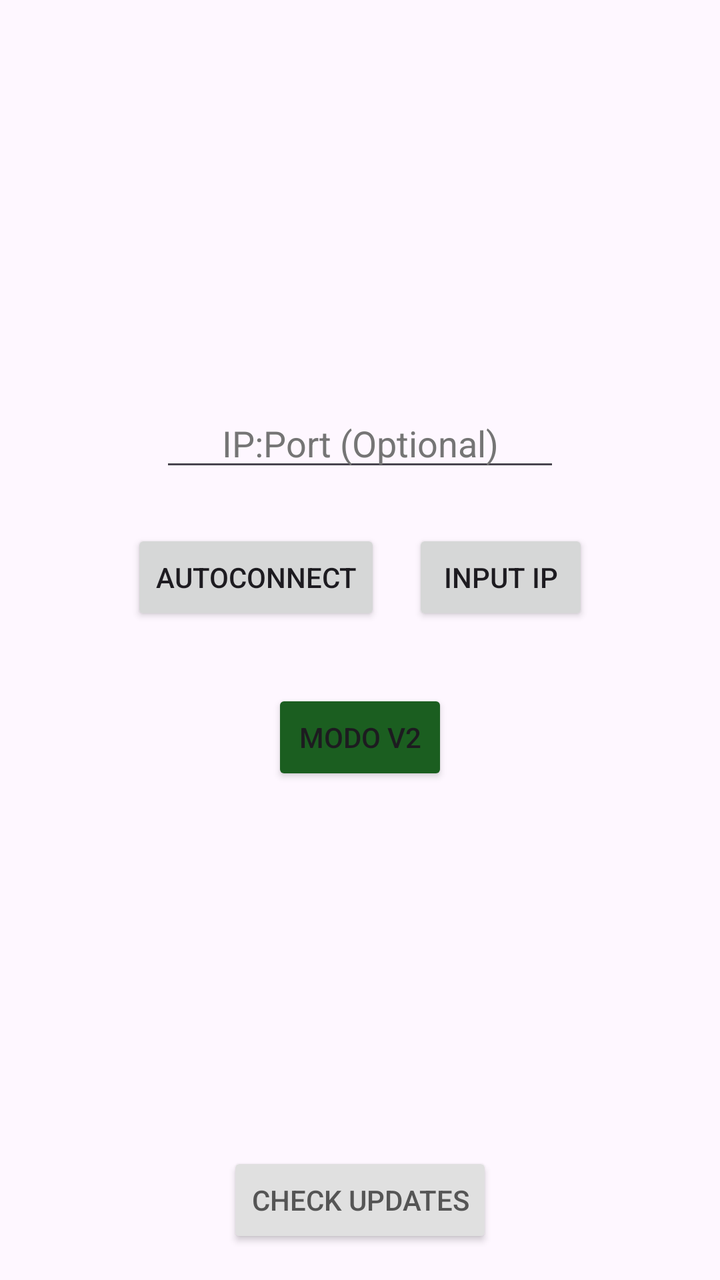
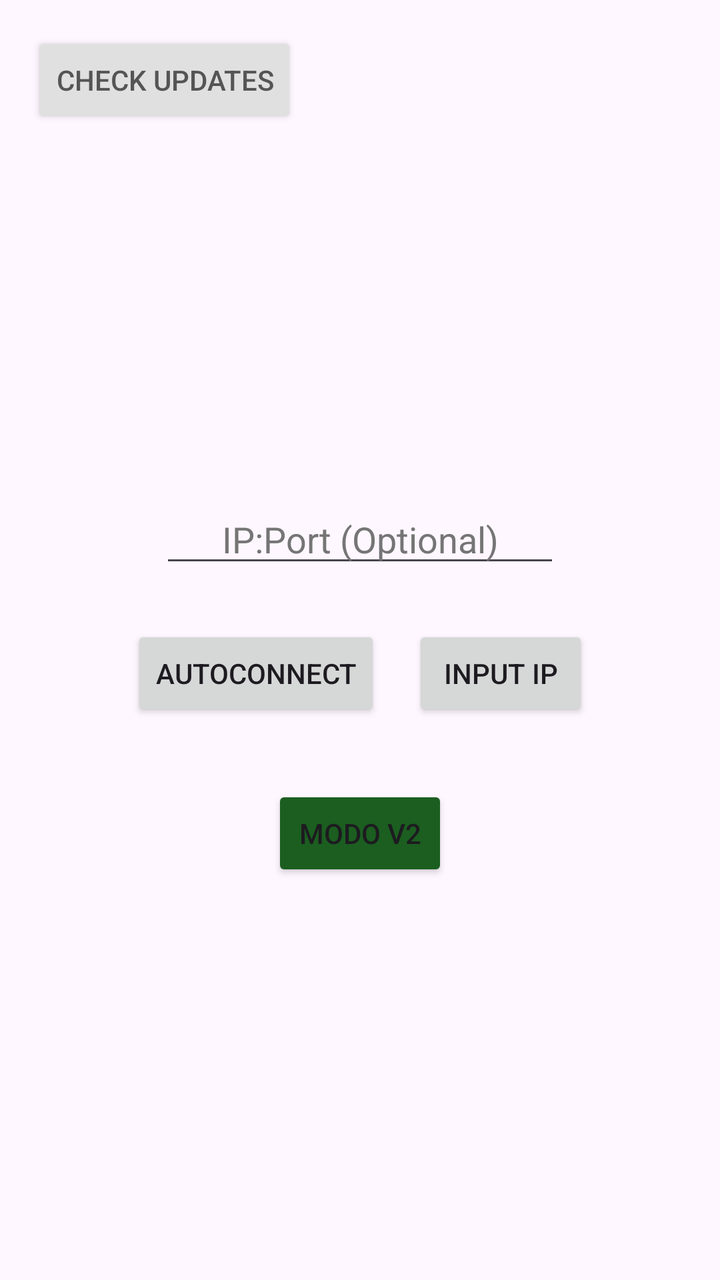

Compare the two renders of this Android layout. The source of the first and the diff that turns it into the second are given below.
<!-- AndroidManifest.xml: application theme Theme.NewDrawingApp -->
<!-- res/layout/activity_main.xml -->
<?xml version="1.0" encoding="utf-8"?>
<LinearLayout xmlns:android="http://schemas.android.com/apk/res/android"
    android:layout_width="match_parent"
    android:layout_height="match_parent"
    android:orientation="vertical"
    android:gravity="center_horizontal"
    android:padding="16dp">

    
    <View
        android:layout_width="0dp"
        android:layout_height="0dp"
        android:layout_weight="1" />

    <EditText
        android:id="@+id/ipInput"
        android:layout_width="200dp"
        android:layout_height="wrap_content"
        android:layout_marginBottom="16dp"
        android:gravity="center"
        android:hint="IP:Port (Optional)"
        android:inputType="text"
        android:textColor="@android:color/black"
        android:textColorHint="#757575" />

    <LinearLayout
        android:layout_width="wrap_content"
        android:layout_height="wrap_content"
        android:orientation="horizontal">

        <Button
            android:id="@+id/btnAutoConnect"
            android:layout_width="wrap_content"
            android:layout_height="wrap_content"
            android:layout_margin="8dp"
            android:text="AutoConnect" />

        <Button
            android:id="@+id/btnManualConnect"
            android:layout_width="wrap_content"
            android:layout_height="wrap_content"
            android:layout_margin="8dp"
            android:text="Input IP" />
    </LinearLayout>

    
    <Button
        android:id="@+id/btnModoV2"
        android:layout_width="wrap_content"
        android:layout_height="wrap_content"
        android:layout_marginTop="24dp"
        android:backgroundTint="#1B5E20"
        android:text="Modo V2" />

    
    <View
        android:layout_width="0dp"
        android:layout_height="0dp"
        android:layout_weight="1" />

    <Button
        android:id="@+id/btnCheckUpdate"
        android:layout_width="wrap_content"
        android:layout_height="wrap_content"
        android:text="Check updates"
        android:textColor="#555555"
        android:backgroundTint="#E0E0E0" />
</LinearLayout>
<!-- resources referenced by this layout -->
<resources>
  <style name="Theme.NewDrawingApp" parent="Base.Theme.NewDrawingApp" />
  <style name="Base.Theme.NewDrawingApp" parent="Theme.Material3.DayNight.NoActionBar">
          
          
      </style>
</resources>

<!-- the commit's change to res/layout/activity_main.xml (unified diff, before → after) -->
@@ -5,6 +5,16 @@
     android:orientation="vertical"
     android:gravity="center_horizontal"
     android:padding="16dp">
+
+    
+    <Button
+        android:id="@+id/btnCheckUpdate"
+        android:layout_width="wrap_content"
+        android:layout_height="wrap_content"
+        android:layout_gravity="start"
+        android:text="Check updates"
+        android:textColor="#555555"
+        android:backgroundTint="#E0E0E0" />
 
     
     <View
@@ -57,12 +67,4 @@
         android:layout_width="0dp"
         android:layout_height="0dp"
         android:layout_weight="1" />
-
-    <Button
-        android:id="@+id/btnCheckUpdate"
-        android:layout_width="wrap_content"
-        android:layout_height="wrap_content"
-        android:text="Check updates"
-        android:textColor="#555555"
-        android:backgroundTint="#E0E0E0" />
 </LinearLayout>
